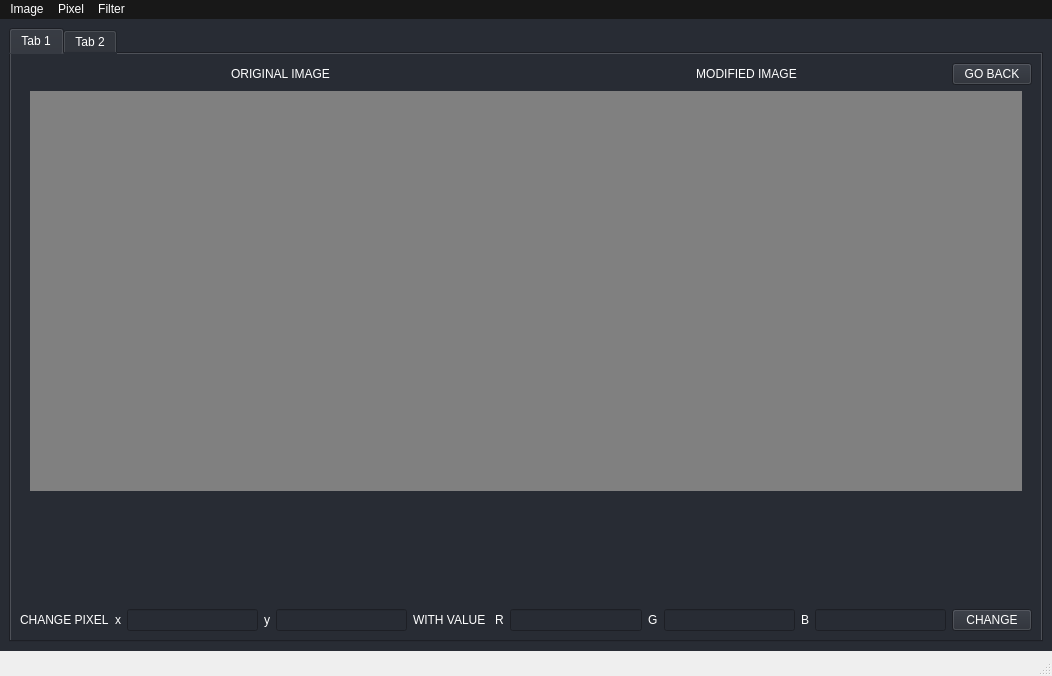
The window that TP0/GUI/gui2.ui (MatiMonaco/ATI_TPS) describes before a commit, drawn with Qt 5.
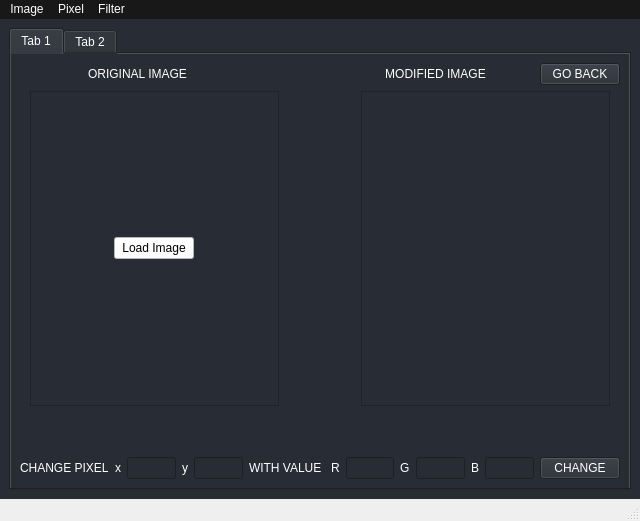
The same window after the commit.

The edit to the form file:
```diff
--- a/TP0/GUI/gui2.ui
+++ b/TP0/GUI/gui2.ui
@@ -6,8 +6,8 @@
    <rect>
     <x>0</x>
     <y>0</y>
-    <width>1052</width>
-    <height>676</height>
+    <width>640</width>
+    <height>521</height>
    </rect>
   </property>
   <property name="cursor">
@@ -34,21 +34,24 @@
    </property>
    <property name="minimumSize">
     <size>
-     <width>1052</width>
-     <height>632</height>
+     <width>640</width>
+     <height>480</height>
     </size>
    </property>
    <property name="maximumSize">
     <size>
-     <width>1052</width>
-     <height>632</height>
+     <width>640</width>
+     <height>480</height>
     </size>
    </property>
    <property name="styleSheet">
     <string notr="true">background-color: rgb(40, 44, 52); 
  </string>
    </property>
-   <layout class="QHBoxLayout" name="horizontalLayout_6">
+   <layout class="QVBoxLayout" name="verticalLayout_10">
+    <property name="sizeConstraint">
+     <enum>QLayout::SetMinAndMaxSize</enum>
+    </property>
     <item>
      <widget class="QTabWidget" name="tabWidget">
       <property name="styleSheet">
@@ -61,9 +64,9 @@
        <attribute name="title">
         <string>Tab 1</string>
        </attribute>
-       <layout class="QVBoxLayout" name="verticalLayout_2" stretch="1,8,0,1">
+       <layout class="QVBoxLayout" name="verticalLayout_2" stretch="1,8,1,1">
         <item>
-         <layout class="QHBoxLayout" name="horizontalLayout" stretch="2,3,4,0,2,0">
+         <layout class="QHBoxLayout" name="horizontalLayout" stretch="1,2,3,2,0,0">
           <property name="sizeConstraint">
            <enum>QLayout::SetDefaultConstraint</enum>
           </property>
@@ -145,12 +148,12 @@
          </layout>
         </item>
         <item>
-         <layout class="QHBoxLayout" name="horizontalLayout_2" stretch="0,0,0">
+         <layout class="QHBoxLayout" name="horizontalLayout_2" stretch="3,1,3">
           <property name="spacing">
            <number>0</number>
           </property>
           <property name="sizeConstraint">
-           <enum>QLayout::SetMinimumSize</enum>
+           <enum>QLayout::SetMinAndMaxSize</enum>
           </property>
           <property name="leftMargin">
            <number>10</number>
@@ -159,32 +162,56 @@
            <number>10</number>
           </property>
           <item>
-           <widget class="QLabel" name="original_image">
+           <widget class="QScrollArea" name="scroll_area_orig">
             <property name="sizePolicy">
-             <sizepolicy hsizetype="Minimum" vsizetype="Minimum">
+             <sizepolicy hsizetype="Preferred" vsizetype="Preferred">
               <horstretch>0</horstretch>
               <verstretch>0</verstretch>
              </sizepolicy>
             </property>
-            <property name="minimumSize">
-             <size>
-              <width>400</width>
-              <height>400</height>
-             </size>
+            <property name="acceptDrops">
+             <bool>true</bool>
             </property>
-            <property name="styleSheet">
-             <string notr="true">background-color: grey; 
- </string>
-            </property>
-            <property name="text">
-             <string/>
-            </property>
-            <property name="scaledContents">
-             <bool>false</bool>
+            <property name="widgetResizable">
+             <bool>true</bool>
             </property>
             <property name="alignment">
              <set>Qt::AlignCenter</set>
             </property>
+            <widget class="QWidget" name="scroll_area_contents_orig_img">
+             <property name="geometry">
+              <rect>
+               <x>77</x>
+               <y>123</y>
+               <width>93</width>
+               <height>41</height>
+              </rect>
+             </property>
+             <property name="sizePolicy">
+              <sizepolicy hsizetype="Fixed" vsizetype="Fixed">
+               <horstretch>0</horstretch>
+               <verstretch>0</verstretch>
+              </sizepolicy>
+             </property>
+             <layout class="QVBoxLayout" name="verticalLayout_3">
+              <item>
+               <widget class="QPushButton" name="btn_load">
+                <property name="styleSheet">
+                 <string notr="true">background-color: white; color: black;</string>
+                </property>
+                <property name="text">
+                 <string>Load Image</string>
+                </property>
+                <property name="checkable">
+                 <bool>false</bool>
+                </property>
+                <property name="flat">
+                 <bool>false</bool>
+                </property>
+               </widget>
+              </item>
+             </layout>
+            </widget>
            </widget>
           </item>
           <item>
@@ -204,38 +231,30 @@
            </spacer>
           </item>
           <item>
-           <widget class="QLabel" name="filtered_image">
-            <property name="enabled">
+           <widget class="QScrollArea" name="scroll_area_filt">
+            <property name="widgetResizable">
              <bool>true</bool>
             </property>
-            <property name="sizePolicy">
-             <sizepolicy hsizetype="Fixed" vsizetype="Fixed">
-              <horstretch>0</horstretch>
-              <verstretch>0</verstretch>
-             </sizepolicy>
-            </property>
-            <property name="minimumSize">
-             <size>
-              <width>400</width>
-              <height>400</height>
-             </size>
-            </property>
-            <property name="layoutDirection">
-             <enum>Qt::LeftToRight</enum>
-            </property>
-            <property name="styleSheet">
-             <string notr="true">background-color: grey; 
- </string>
-            </property>
-            <property name="text">
-             <string/>
-            </property>
-            <property name="scaledContents">
-             <bool>false</bool>
-            </property>
             <property name="alignment">
              <set>Qt::AlignCenter</set>
             </property>
+            <widget class="QWidget" name="scroll_area_contents_filt_img">
+             <property name="geometry">
+              <rect>
+               <x>114</x>
+               <y>134</y>
+               <width>18</width>
+               <height>18</height>
+              </rect>
+             </property>
+             <property name="sizePolicy">
+              <sizepolicy hsizetype="Fixed" vsizetype="Fixed">
+               <horstretch>0</horstretch>
+               <verstretch>0</verstretch>
+              </sizepolicy>
+             </property>
+             <layout class="QVBoxLayout" name="verticalLayout_9"/>
+            </widget>
            </widget>
           </item>
          </layout>
@@ -277,14 +296,14 @@
           <item>
            <widget class="QLabel" name="txt_selected_pixels_amount">
             <property name="text">
-             <string>                                                                                     </string>
+             <string/>
             </property>
            </widget>
           </item>
           <item>
            <widget class="QLabel" name="txt_colors_avg">
             <property name="text">
-             <string>                                                                  </string>
+             <string/>
             </property>
            </widget>
           </item>
@@ -529,8 +548,8 @@
     <rect>
      <x>0</x>
      <y>0</y>
-     <width>1052</width>
-     <height>22</height>
+     <width>640</width>
+     <height>21</height>
     </rect>
    </property>
    <property name="styleSheet">
```
